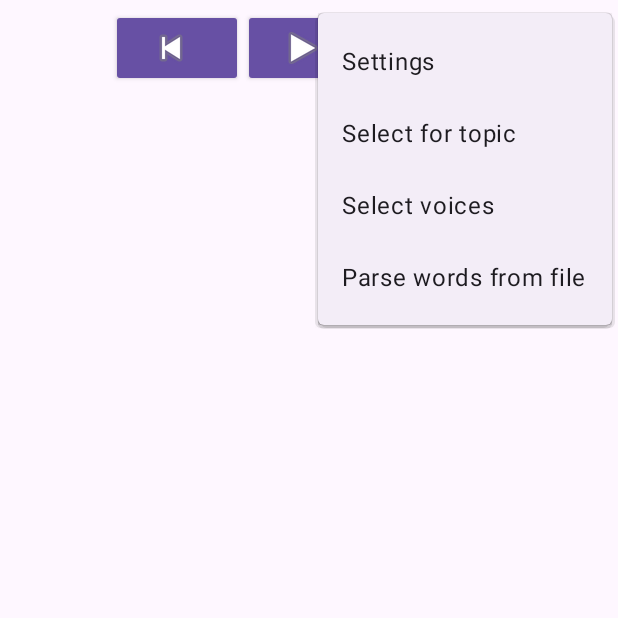
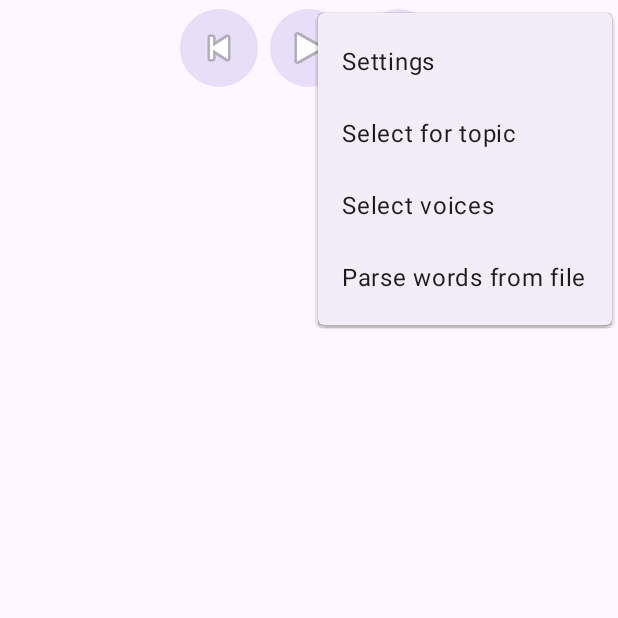
Before and after one commit to victorSenia/dictionary-apk, an Android app: the screen it shows after launch (MainActivity), with the options menu open, on a phone screen of 412 x 824 dp, the top half of it. Run offline under Robolectric (Android 15) with nearby library versions, the phone set to English and light mode, and no system bars; our stand-ins replace Dagger/Hilt's generated code, data binding; 14 statements that could not run were skipped.

Commit message:
fixed UI update

```diff
--- a/app/src/main/java/org/leo/dictionary/apk/ApkUiUpdater.java
+++ b/app/src/main/java/org/leo/dictionary/apk/ApkUiUpdater.java
@@ -16,4 +16,7 @@ public class ApkUiUpdater implements UiUpdater {
     public void addUiUpdater(UiUpdater uiUpdater) {
         updaterWeakReference.put(uiUpdater, new Object());
     }
+    public void removeUiUpdater(UiUpdater uiUpdater) {
+        updaterWeakReference.remove(uiUpdater);
+    }
 }
--- a/app/src/main/java/org/leo/dictionary/apk/ApplicationWithDI.java
+++ b/app/src/main/java/org/leo/dictionary/apk/ApplicationWithDI.java
@@ -14,4 +14,9 @@ public class ApplicationWithDI extends Application {
         appComponent = DaggerApkAppComponent.builder().apkModule(new ApkModule(this)).build();
     }
 
+    @Override
+    public void onTerminate() {
+        appComponent.playService().pause();
+        super.onTerminate();
+    }
 }
--- a/app/src/main/java/org/leo/dictionary/apk/activity/DetailsFragment.java
+++ b/app/src/main/java/org/leo/dictionary/apk/activity/DetailsFragment.java
@@ -16,20 +16,26 @@ import org.leo.dictionary.apk.databinding.FragmentDetailsBinding;
 
 public class DetailsFragment extends Fragment {
 
-    private DetailsViewModel mViewModel;
     private UiUpdater uiUpdater;
 
     @Override
     public View onCreateView(@NonNull LayoutInflater inflater, @Nullable ViewGroup container,
                              @Nullable Bundle savedInstanceState) {
         FragmentDetailsBinding binding = FragmentDetailsBinding.inflate(inflater, container, false);
-        mViewModel = new ViewModelProvider(this).get(DetailsViewModel.class);
+        DetailsViewModel mViewModel = new ViewModelProvider(this).get(DetailsViewModel.class);
         binding.setViewmodel(mViewModel);
         binding.setLifecycleOwner(this);
         ApkUiUpdater apkUiUpdater = (ApkUiUpdater) ((ApplicationWithDI) getActivity().getApplicationContext()).appComponent.uiUpdater();
-        uiUpdater = word -> mViewModel.updateWord(word);
+        uiUpdater = mViewModel::updateWord;
         apkUiUpdater.addUiUpdater(uiUpdater);
         return binding.getRoot();
+    }
+
+    @Override
+    public void onDestroyView() {
+        super.onDestroyView();
+        ApkUiUpdater apkUiUpdater = (ApkUiUpdater) ((ApplicationWithDI) getActivity().getApplicationContext()).appComponent.uiUpdater();
+        apkUiUpdater.removeUiUpdater(uiUpdater);
     }
 
     @Override
--- a/app/src/main/java/org/leo/dictionary/apk/activity/ParseWordsSettingsActivity.java
+++ b/app/src/main/java/org/leo/dictionary/apk/activity/ParseWordsSettingsActivity.java
@@ -98,6 +98,12 @@ public class ParseWordsSettingsActivity extends AppCompatActivity {
         });
     }
 
+    @Override
+    protected void onDestroy() {
+        super.onDestroy();
+        binding = null;
+    }
+
     private String getFileName(Uri uri) {
         try (Cursor cursor = getContentResolver().query(uri, null, null, null, null)) {
             if (cursor != null && cursor.moveToFirst()) {
--- a/app/src/main/java/org/leo/dictionary/apk/activity/PlayerFragment.java
+++ b/app/src/main/java/org/leo/dictionary/apk/activity/PlayerFragment.java
@@ -10,7 +10,6 @@ import android.view.View;
 import android.view.ViewGroup;
 import android.widget.Toast;
 import androidx.annotation.NonNull;
-import androidx.annotation.Nullable;
 import androidx.fragment.app.Fragment;
 import org.leo.dictionary.PlayService;
 import org.leo.dictionary.apk.ApplicationWithDI;
@@ -20,10 +19,10 @@ import org.leo.dictionary.apk.databinding.FragmentPlayerBinding;
 import java.util.concurrent.atomic.AtomicBoolean;
 
 public class PlayerFragment extends Fragment implements AudioManager.OnAudioFocusChangeListener {
+    private final AtomicBoolean resumeOnFocusGain = new AtomicBoolean(false);
     private FragmentPlayerBinding binding;
     private PlayService playService;
     private AudioManager audioManager;
-    private final AtomicBoolean resumeOnFocusGain = new AtomicBoolean(false);
 
     @Override
     public void onResume() {
@@ -31,7 +30,7 @@ public class PlayerFragment extends Fragment implements AudioManager.OnAudioFocu
         updateButtonUi();
     }
 
-    private void updateButtonUi() {
+    public void updateButtonUi() {
         if (!playService.isPlaying()) {
             binding.buttonPlay.setCompoundDrawablesWithIntrinsicBounds(android.R.drawable.ic_media_play, 0, 0, 0);
         } else {
@@ -40,21 +39,11 @@ public class PlayerFragment extends Fragment implements AudioManager.OnAudioFocu
     }
 
     @Override
-    public void onDestroy() {
-        super.onDestroy();
-        playService.pause();
-    }
-
-    @Override
-    public void onCreate(@Nullable Bundle savedInstanceState) {
-        super.onCreate(savedInstanceState);
+    public View onCreateView(LayoutInflater inflater, ViewGroup container, Bundle savedInstanceState) {
+        binding = FragmentPlayerBinding.inflate(inflater, container, false);
         playService = ((ApplicationWithDI) getActivity().getApplicationContext()).appComponent.playService();
         audioManager = (AudioManager) getActivity().getSystemService(Context.AUDIO_SERVICE);
-    }
-
-    @Override
-    public View onCreateView(LayoutInflater inflater, ViewGroup container, Bundle savedInstanceState) {
-        binding = FragmentPlayerBinding.inflate(inflater, container, false);
+//        AppCompatDelegate.setDefaultNightMode(AppCompatDelegate.MODE_NIGHT_YES);
         return binding.getRoot();
     }
 
@@ -116,6 +105,7 @@ public class PlayerFragment extends Fragment implements AudioManager.OnAudioFocu
 
     @Override
     public void onAudioFocusChange(int focusChange) {
+        if (playService != null) {
             switch (focusChange) {
                 case AudioManager.AUDIOFOCUS_LOSS:
                     playService.pause();
@@ -136,3 +126,4 @@ public class PlayerFragment extends Fragment implements AudioManager.OnAudioFocu
             }
         }
     }
+}
--- a/app/src/main/java/org/leo/dictionary/apk/activity/VoiceSelectorActivity.java
+++ b/app/src/main/java/org/leo/dictionary/apk/activity/VoiceSelectorActivity.java
@@ -25,7 +25,7 @@ public class VoiceSelectorActivity extends AppCompatActivity {
         super.onCreate(savedInstanceState);
         ActivityVoiceSelectorBinding binding = ActivityVoiceSelectorBinding.inflate(getLayoutInflater());
         setContentView(binding.getRoot());
-        binding.selectVoice.setOnClickListener(v -> {
+        binding.findVoices.setOnClickListener(v -> {
             updateUiWithWords(getLanguage(binding.getRoot()));
         });
         binding.defaultVoice.setOnClickListener(v -> {
--- a/app/src/main/res/layout/fragment_details.xml
+++ b/app/src/main/res/layout/fragment_details.xml
@@ -10,6 +10,7 @@
             android:layout_height="match_parent"
             tools:context=".activity.DetailsFragment"
             android:orientation="vertical"
+            android:keepScreenOn="true"
             android:visibility="@{viewmodel.uiState==null?android.view.View.GONE:android.view.View.VISIBLE}">
 
         <TextView
@@ -18,14 +19,14 @@
                 android:id="@+id/word"
                 android:text="@{viewmodel.uiState.fullWord}"
                 android:textAppearance="@style/TextAppearance.AppCompat.Large"
-                android:gravity="center_horizontal"/>
+                android:gravity="center_horizontal" android:textSize="34sp"/>
         <TextView
                 android:layout_width="match_parent"
                 android:layout_height="wrap_content"
                 android:id="@+id/translation"
                 android:text='@{viewmodel.uiState.getFormattedTranslations(", ")}'
                 android:textAppearance="@style/TextAppearance.AppCompat.Medium"
-                android:gravity="center_horizontal"/>
+                android:gravity="center_horizontal" android:textSize="30sp"/>
 
     </LinearLayout>
 </layout>
--- a/app/src/main/res/layout/fragment_player.xml
+++ b/app/src/main/res/layout/fragment_player.xml
@@ -1,37 +1,32 @@
 <?xml version="1.0" encoding="utf-8"?>
-<androidx.constraintlayout.widget.ConstraintLayout
+<LinearLayout
         xmlns:android="http://schemas.android.com/apk/res/android"
-        xmlns:app="http://schemas.android.com/apk/res-auto"
         xmlns:tools="http://schemas.android.com/tools"
         android:layout_width="match_parent"
         android:layout_height="match_parent"
         tools:context=".activity.PlayerFragment">
-    <LinearLayout
-            android:orientation="horizontal"
-            android:layout_width="match_parent"
-            android:layout_height="match_parent" app:layout_constraintStart_toStartOf="parent"
-            app:layout_constraintTop_toTopOf="parent" app:layout_constraintBottom_toBottomOf="parent"
-            app:layout_constraintEnd_toEndOf="parent">
     <Button
             android:text="@string/previous"
             android:layout_width="wrap_content"
             android:layout_height="wrap_content"
             android:textSize="0sp"
-                style="@style/Widget.AppCompat.Button"
-                android:id="@+id/buttonPrevious" android:drawableLeft="@android:drawable/ic_media_previous"/>
+            style="@style/Widget.Material3.Button.IconButton.Filled.Tonal"
+            android:id="@+id/buttonPrevious"
+            android:drawableLeft="@android:drawable/ic_media_previous"/>
     <Button
             android:layout_width="wrap_content"
             android:layout_height="wrap_content"
             android:text="@string/play"
             android:textSize="0sp"
-                style="@style/Widget.AppCompat.Button"
-                android:id="@+id/buttonPlay" android:drawableLeft="@android:drawable/ic_media_play"/>
+            style="@style/Widget.Material3.Button.IconButton.Filled.Tonal"
+            android:id="@+id/buttonPlay"
+            android:drawableLeft="@android:drawable/ic_media_play"/>
     <Button
             android:text="@string/next"
             android:layout_width="wrap_content"
             android:layout_height="wrap_content"
             android:textSize="0sp"
-                style="@style/Widget.AppCompat.Button"
-                android:id="@+id/buttonNext" android:drawableLeft="@android:drawable/ic_media_next"/>
+            style="@style/Widget.Material3.Button.IconButton.Filled.Tonal"
+            android:id="@+id/buttonNext"
+            android:drawableLeft="@android:drawable/ic_media_next"/>
 </LinearLayout>
-</androidx.constraintlayout.widget.ConstraintLayout>
--- a/app/src/main/res/layout/parse_words_settings_activity.xml
+++ b/app/src/main/res/layout/parse_words_settings_activity.xml
@@ -17,19 +17,19 @@
                 android:text="@string/file"
                 android:layout_width="match_parent"
                 android:layout_height="match_parent"
-                style="@style/Widget.AppCompat.Button"
+                style="@style/Widget.Material3.Button.IconButton.Filled.Tonal"
                 android:id="@+id/file" android:layout_weight="1"/>
         <Button
                 android:text="@string/asset"
                 android:layout_width="match_parent"
                 android:layout_height="match_parent"
-                style="@style/Widget.AppCompat.Button"
+                style="@style/Widget.Material3.Button.IconButton.Filled.Tonal"
                 android:id="@+id/asset" android:layout_weight="1"/>
     </LinearLayout>
     <Button
             android:text="@string/parse_words"
             android:layout_width="match_parent"
             android:layout_height="wrap_content"
-            style="@style/Widget.AppCompat.Button"
+            style="@style/Widget.Material3.Button.IconButton.Filled.Tonal"
             android:id="@+id/parseWords" android:layout_weight="0"/>
 </LinearLayout>
--- a/app/src/main/res/layout/topics_activity.xml
+++ b/app/src/main/res/layout/topics_activity.xml
@@ -16,6 +16,6 @@
             android:layout_height="wrap_content"
             android:id="@+id/all_topics"
             android:layout_weight="0"
-            style="@style/Widget.AppCompat.Button"
+            style="@style/Widget.Material3.Button.IconButton.Filled.Tonal"
             android:layout_gravity="bottom"/>
 </LinearLayout>
--- a/app/src/main/res/values/strings.xml
+++ b/app/src/main/res/values/strings.xml
@@ -44,4 +44,6 @@
     <string name="audio_not_possible">Audio not possible</string>
     <string name="audio_delayed">Audio delayed</string>
     <string name="select_voices">Select voices</string>
+    <string name="default_voice">Default voice</string>
+    <string name="find_voices">Find voices</string>
 </resources>
```
Also changed, not shown: app/src/main/assets/words/Collins_German_3000_words_and_phrases.txt (+11 -11 lines), app/src/main/java/org/leo/dictionary/apk/activity/WordsFragment.java (+17 -3 lines), app/src/main/res/layout/activity_voice_selector.xml (+5 -5 lines). Lines whose indentation alone changed are shown as unchanged.
